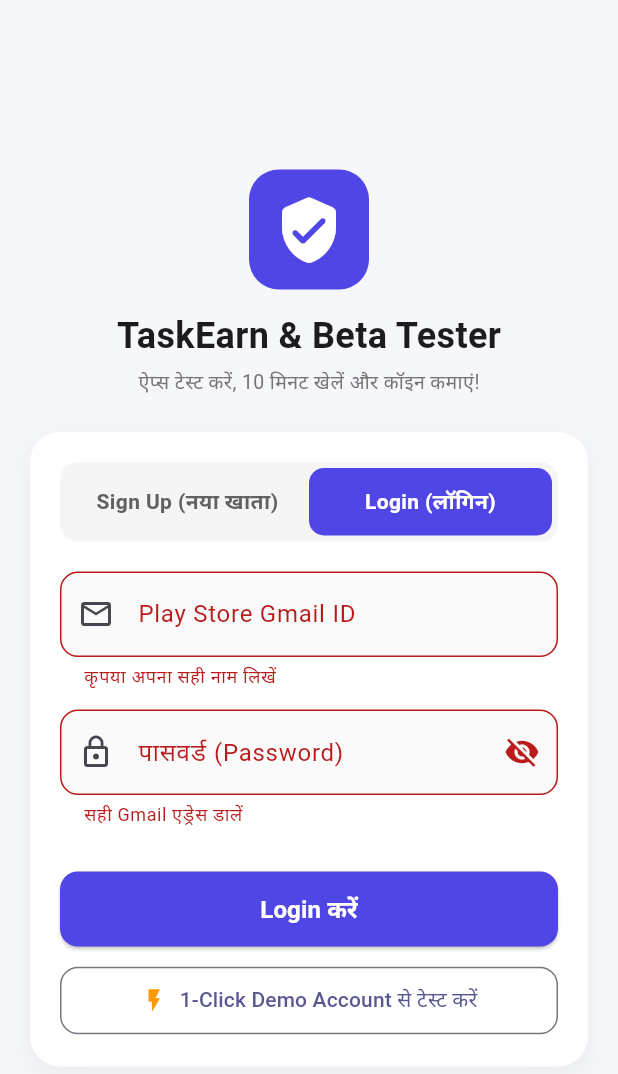
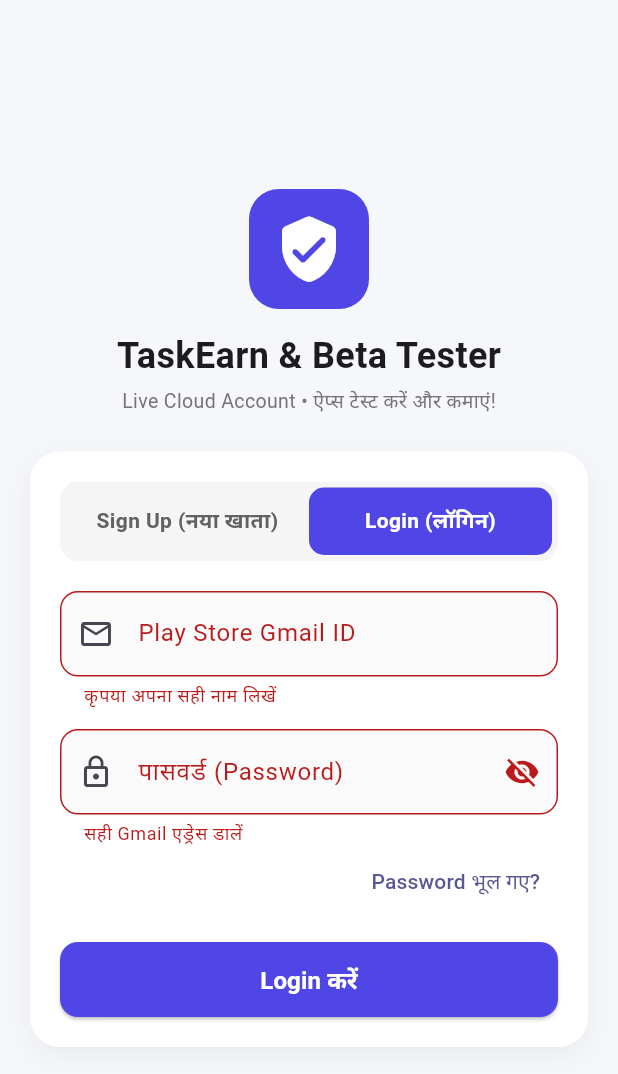
Before and after one commit to bramhanand564-bit/task-tester-app, a Flutter app: the screen it shows after launch, after a tap on "Sign Up करें (+50 Coins)", after a tap on "Login (लॉगिन)", on a phone screen of 412 x 824 dp. Shown: the top 1074 px of the screen. Run offline on Flutter 3.47's test engine with Material 3 defaults, Android fonts, the phone set to English and light mode, and no system bars; our stand-ins replace cloud_firestore, firebase_auth, firebase_core, shared_preferences; accounts and stored records are empty.

Commit message:
Update auth_screen.dart

```diff
--- a/lib/screens/auth_screen.dart
+++ b/lib/screens/auth_screen.dart
@@ -1,7 +1,7 @@
-import 'dart:math';
+import 'package:firebase_auth/firebase_auth.dart';
 import 'package:flutter/material.dart';
-import 'package:shared_preferences/shared_preferences.dart';
-import '../main.dart';
+import '../services/firebase_service.dart';
+import 'home_dashboard.dart';
 
 class AuthScreen extends StatefulWidget {
   const AuthScreen({super.key});
@@ -13,7 +13,6 @@ class AuthScreen extends StatefulWidget {
 class _AuthScreenState extends State<AuthScreen> {
   final _formKey = GlobalKey<FormState>();
 
-  // true = Login फॉर्म दिखेगा, false = Sign Up फॉर्म दिखेगा
   bool isLoginMode = false;
   bool isPasswordVisible = false;
   bool isLoading = false;
@@ -33,13 +32,6 @@ class _AuthScreenState extends State<AuthScreen> {
     super.dispose();
   }
 
-  // यूज़र के लिए यूनीक Referral Code बनाने का लॉजिक (उदाहरण: TASK4821)
-  String _generateReferralCode() {
-    final random = Random();
-    final number = 1000 + random.nextInt(9000);
-    return 'TASK$number';
-  }
-
   void _showMessage(String message, {bool isError = false}) {
     ScaffoldMessenger.of(context).showSnackBar(
       SnackBar(
@@ -50,85 +42,82 @@ class _AuthScreenState extends State<AuthScreen> {
     );
   }
 
+  String _friendlyAuthError(FirebaseAuthException e) {
+    switch (e.code) {
+      case 'email-already-in-use':
+        return 'यह Gmail पहले से रजिस्टर्ड है! कृपया Login करें।';
+      case 'invalid-email':
+        return 'Gmail एड्रेस सही नहीं है।';
+      case 'weak-password':
+        return 'पासवर्ड कम से कम 6 अक्षर का मजबूत रखें।';
+      case 'user-not-found':
+      case 'wrong-password':
+      case 'invalid-credential':
+        return 'Gmail या Password गलत है!';
+      case 'network-request-failed':
+        return 'इंटरनेट कनेक्शन चेक करें।';
+      default:
+        return e.message ?? 'Authentication एरर आया है।';
+    }
+  }
+
   Future<void> _submitForm() async {
     if (!_formKey.currentState!.validate()) return;
 
     if (!isLoginMode && !agreedToRules) {
-      _showMessage('कृपया नियम (1 Device = 1 Account) स्वीकार करें।', isError: true);
+      _showMessage('कृपया 1 Phone = 1 Account नियम स्वीकार करें।', isError: true);
       return;
     }
 
     setState(() => isLoading = true);
 
-    final prefs = await SharedPreferences.getInstance();
-    final email = _emailController.text.trim().toLowerCase();
-    final password = _passwordController.text.trim();
-
-    if (isLoginMode) {
-      // --- LOGIN LOGIC ---
-      final savedEmail = prefs.getString('user_email');
-      final savedPassword = prefs.getString('user_password');
-
-      if (savedEmail == null) {
-        setState(() => isLoading = false);
-        _showMessage('कोई अकाउंट नहीं मिला! पहले Sign Up करें।', isError: true);
-        return;
+    try {
+      if (isLoginMode) {
+        await FirebaseService.login(
+          email: _emailController.text,
+          password: _passwordController.text,
+        );
+      } else {
+        await FirebaseService.signUp(
+          name: _nameController.text,
+          email: _emailController.text,
+          password: _passwordController.text,
+          referralCode: _referralController.text,
+        );
       }
 
-      if (email == savedEmail && password == savedPassword) {
-        await prefs.setBool('is_logged_in', true);
-        if (!mounted) return;
-        _goToHome();
-      } else {
+      if (!mounted) return;
+      Navigator.pushReplacement(
+        context,
+        MaterialPageRoute(builder: (_) => const HomeDashboard()),
+      );
+    } on FirebaseAuthException catch (e) {
+      if (mounted) {
         setState(() => isLoading = false);
-        _showMessage('Gmail या Password गलत है!', isError: true);
+        _showMessage(_friendlyAuthError(e), isError: true);
       }
-    } else {
-      // --- SIGN UP LOGIC ---
-      final name = _nameController.text.trim();
-      final appliedReferral = _referralController.text.trim().toUpperCase();
-
-      // अगर यूज़र ने रेफरल कोड डाला है तो एक्स्ट्रा 25 कॉइन, वरना 50 वेलकम कॉइन
-      int welcomeCoins = 50;
-      if (appliedReferral.isNotEmpty) {
-        welcomeCoins += 25;
+    } catch (e) {
+      if (mounted) {
+        setState(() => isLoading = false);
+        _showMessage('दिक्कत आई: $e', isError: true);
       }
-
-      await prefs.setBool('is_logged_in', true);
-      await prefs.setString('user_name', name);
-      await prefs.setString('user_email', email);
-      await prefs.setString('user_password', password);
-      await prefs.setInt('user_coins', welcomeCoins);
-      await prefs.setString('my_referral_code', _generateReferralCode());
-
-      if (!mounted) return;
-      _showMessage('अकाउंट बन गया! आपको $welcomeCoins Welcome Coins मिले हैं।');
-      _goToHome();
     }
   }
 
-  // जल्दी टेस्ट करने के लिए 1-क्लिक Demo Account
-  Future<void> _demoLogin() async {
-    setState(() => isLoading = true);
-    final prefs = await SharedPreferences.getInstance();
-    await prefs.setBool('is_logged_in', true);
-    await prefs.setString('user_name', 'Demo Tester');
-    await prefs.setString('user_email', 'demotester@gmail.com');
-    await prefs.setString('user_password', '123456');
-    await prefs.setInt('user_coins', prefs.getInt('user_coins') ?? 100);
-    await prefs.setString(
-      'my_referral_code',
-      prefs.getString('my_referral_code') ?? 'DEMO786',
-    );
-    if (!mounted) return;
-    _goToHome();
-  }
-
-  void _goToHome() {
-    Navigator.pushReplacement(
-      context,
-      MaterialPageRoute(builder: (_) => const Part2HomePreview()),
-    );
+  Future<void> _forgotPassword() async {
+    final email = _emailController.text.trim();
+    if (!email.contains('@')) {
+      _showMessage('पहले ऊपर अपना Gmail लिखें, फिर Forgot Password दबाएं।',
+          isError: true);
+      return;
+    }
+    try {
+      await FirebaseService.sendPasswordReset(email);
+      if (!mounted) return;
+      _showMessage('Password Reset लिंक आपके Gmail पर भेज दिया गया है!');
+    } catch (e) {
+      _showMessage('ईमेल भेजने में दिक्कत आई: $e', isError: true);
+    }
   }
 
   @override
@@ -140,7 +129,6 @@ class _AuthScreenState extends State<AuthScreen> {
             padding: const EdgeInsets.all(20),
             child: Column(
               children: [
-                // App Logo / Header
                 Container(
                   padding: const EdgeInsets.all(16),
                   decoration: BoxDecoration(
@@ -160,12 +148,10 @@ class _AuthScreenState extends State<AuthScreen> {
                 ),
                 const SizedBox(height: 4),
                 Text(
-                  'ऐप्स टेस्ट करें, 10 मिनट खेलें और कॉइन कमाएं!',
+                  'Live Cloud Account • ऐप्स टेस्ट करें और कमाएं!',
                   style: TextStyle(fontSize: 13, color: Colors.grey.shade600),
                 ),
                 const SizedBox(height: 24),
-
-                // Main Card (Single Form Container)
                 Container(
                   padding: const EdgeInsets.all(20),
                   decoration: BoxDecoration(
@@ -184,7 +170,6 @@ class _AuthScreenState extends State<AuthScreen> {
                     child: Column(
                       crossAxisAlignment: CrossAxisAlignment.stretch,
                       children: [
-                        // Toggle Switch: Login vs Sign Up
                         Container(
                           padding: const EdgeInsets.all(4),
                           decoration: BoxDecoration(
@@ -195,9 +180,11 @@ class _AuthScreenState extends State<AuthScreen> {
                             children: [
                               Expanded(
                                 child: GestureDetector(
-                                  onTap: () => setState(() => isLoginMode = false),
+                                  onTap: () =>
+                                      setState(() => isLoginMode = false),
                                   child: Container(
-                                    padding: const EdgeInsets.symmetric(vertical: 12),
+                                    padding: const EdgeInsets.symmetric(
+                                        vertical: 12),
                                     decoration: BoxDecoration(
                                       color: !isLoginMode
                                           ? const Color(0xFF4F46E5)
@@ -219,9 +206,11 @@ class _AuthScreenState extends State<AuthScreen> {
                               ),
                               Expanded(
                                 child: GestureDetector(
-                                  onTap: () => setState(() => isLoginMode = true),
+                                  onTap: () =>
+                                      setState(() => isLoginMode = true),
                                   child: Container(
-                                    padding: const EdgeInsets.symmetric(vertical: 12),
+                                    padding: const EdgeInsets.symmetric(
+                                        vertical: 12),
                                     decoration: BoxDecoration(
                                       color: isLoginMode
                                           ? const Color(0xFF4F46E5)
@@ -245,8 +234,6 @@ class _AuthScreenState extends State<AuthScreen> {
                           ),
                         ),
                         const SizedBox(height: 20),
-
-                        // 1. Full Name (केवल Sign Up में दिखेगा)
                         if (!isLoginMode) ...[
                           TextFormField(
                             controller: _nameController,
@@ -264,8 +251,6 @@ class _AuthScreenState extends State<AuthScreen> {
                           ),
                           const SizedBox(height: 14),
                         ],
-
-                        // 2. Play Store Gmail ID
                         TextFormField(
                           controller: _emailController,
                           keyboardType: TextInputType.emailAddress,
@@ -285,8 +270,6 @@ class _AuthScreenState extends State<AuthScreen> {
                           },
                         ),
                         const SizedBox(height: 14),
-
-                        // 3. Password
                         TextFormField(
                           controller: _passwordController,
                           obscureText: !isPasswordVisible,
@@ -314,10 +297,16 @@ class _AuthScreenState extends State<AuthScreen> {
                             return null;
                           },
                         ),
-                        const SizedBox(height: 14),
-
-                        // 4. Referral Code (केवल Sign Up में)
+                        if (isLoginMode)
+                          Align(
+                            alignment: Alignment.centerRight,
+                            child: TextButton(
+                              onPressed: _forgotPassword,
+                              child: const Text('Password भूल गए?'),
+                            ),
+                          ),
                         if (!isLoginMode) ...[
+                          const SizedBox(height: 14),
                           TextFormField(
                             controller: _referralController,
                             decoration: const InputDecoration(
@@ -339,10 +328,7 @@ class _AuthScreenState extends State<AuthScreen> {
                             ),
                           ),
                         ],
-
                         const SizedBox(height: 16),
-
-                        // Submit Button
                         SizedBox(
                           height: 50,
                           child: ElevatedButton(
@@ -355,7 +341,8 @@ class _AuthScreenState extends State<AuthScreen> {
                               ),
                             ),
                             child: isLoading
-                                ? const CircularProgressIndicator(color: Colors.white)
+                                ? const CircularProgressIndicator(
+                                    color: Colors.white)
                                 : Text(
                                     isLoginMode
                                         ? 'Login करें'
@@ -365,21 +352,6 @@ class _AuthScreenState extends State<AuthScreen> {
                                       fontWeight: FontWeight.bold,
                                     ),
                                   ),
-                          ),
-                        ),
-
-                        const SizedBox(height: 12),
-
-                        // Quick Demo Login Button (टेस्टिंग आसान बनाने के लिए)
-                        OutlinedButton.icon(
-                          onPressed: isLoading ? null : _demoLogin,
-                          icon: const Icon(Icons.flash_on, color: Colors.orange),
-                          label: const Text('1-Click Demo Account से टेस्ट करें'),
-                          style: OutlinedButton.styleFrom(
-                            padding: const EdgeInsets.symmetric(vertical: 12),
-                            shape: RoundedRectangleBorder(
-                              borderRadius: BorderRadius.circular(12),
-                            ),
                           ),
                         ),
                       ],
```
